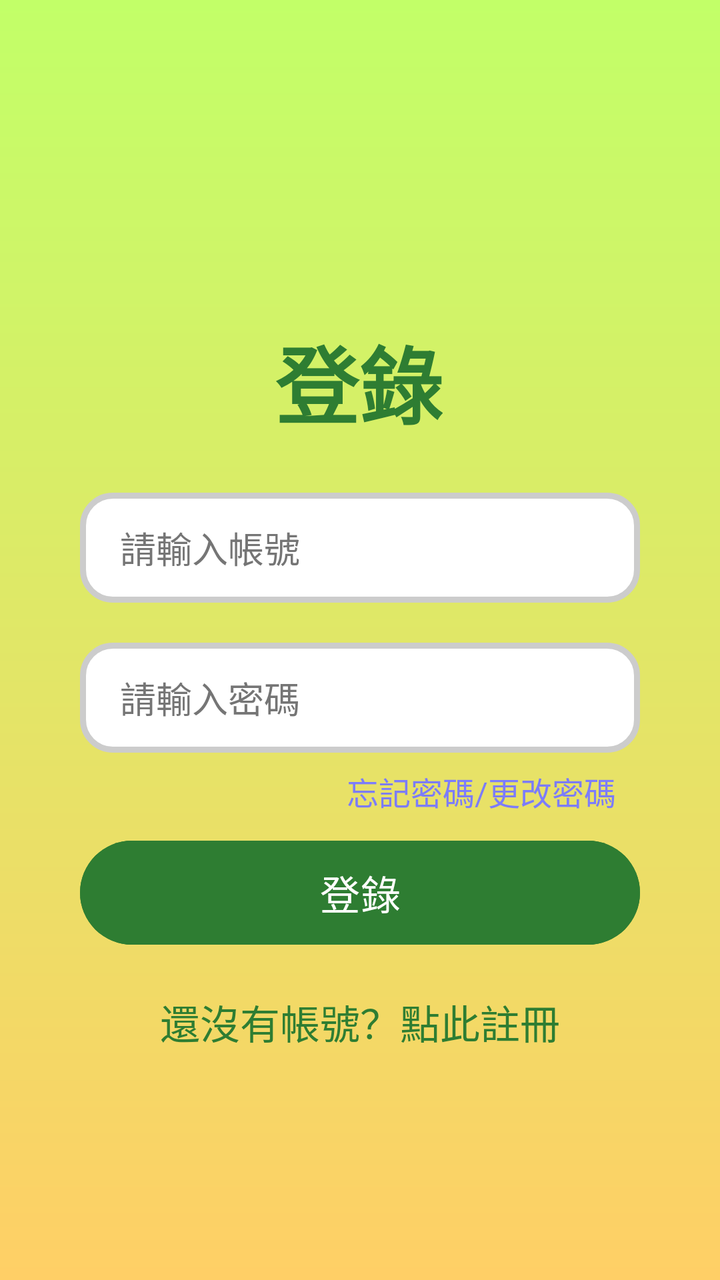
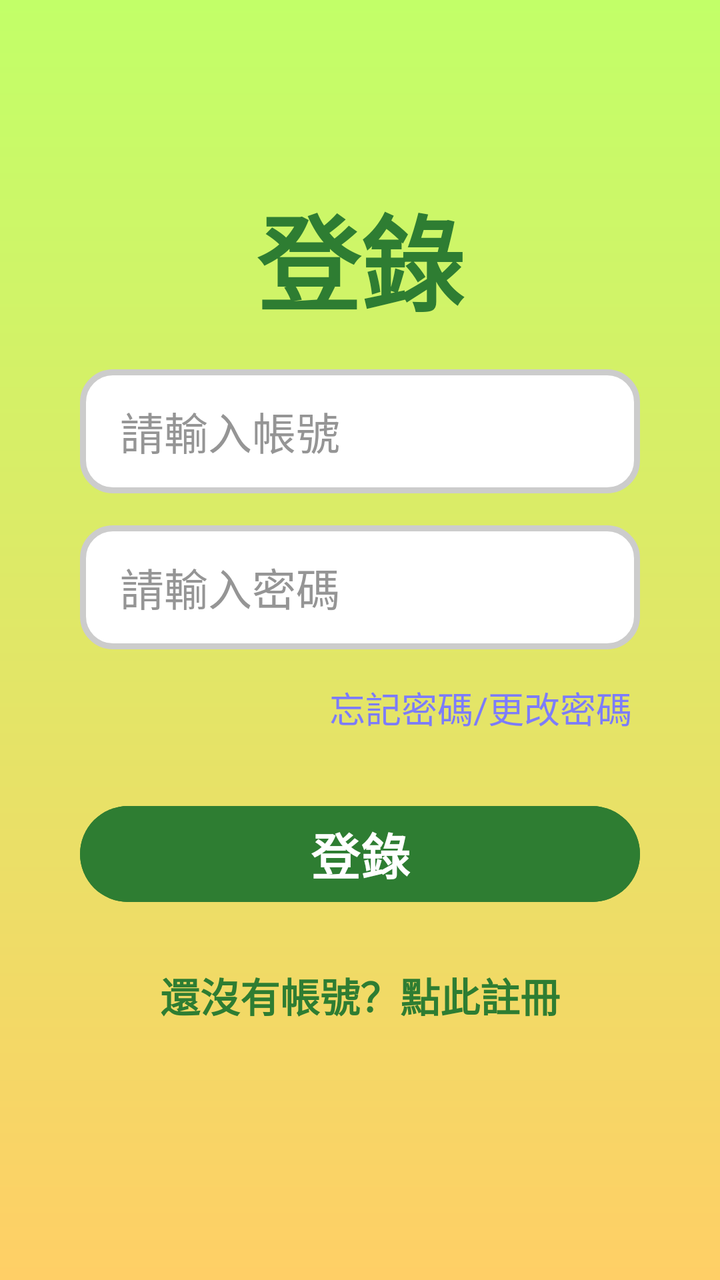

Before-and-after screenshots of an Android layout around one commit, followed by the original layout XML and the change that was made.
<!-- AndroidManifest.xml: application theme Theme.PlantDoctor -->
<!-- res/layout/activity_login.xml -->
<?xml version="1.0" encoding="utf-8"?>
<androidx.constraintlayout.widget.ConstraintLayout
    xmlns:android="http://schemas.android.com/apk/res/android"
    xmlns:app="http://schemas.android.com/apk/res-auto"
    xmlns:tools="http://schemas.android.com/tools"
    android:layout_width="match_parent"
    android:layout_height="match_parent"
    android:background="@drawable/gradient_background"
    android:id="@+id/login_root_layout"
    tools:context=".LoginActivity">


    <TextView
        android:id="@+id/tv_login_title"
        android:layout_width="wrap_content"
        android:layout_height="wrap_content"
        android:layout_marginTop="160dp"
        android:text="登錄"
        android:textColor="@color/app_main_text"
        android:textSize="42sp"
        android:textStyle="bold"
        app:layout_constraintEnd_toEndOf="parent"
        app:layout_constraintHorizontal_bias="0.498"
        app:layout_constraintStart_toStartOf="parent"
        app:layout_constraintTop_toTopOf="parent" />

    <EditText
        android:id="@+id/et_username"
        android:layout_width="0dp"
        android:layout_height="55dp"
        android:layout_marginHorizontal="40dp"
        android:layout_marginTop="25dp"
        android:background="@drawable/bg_input_field"
        android:hint="請輸入帳號"
        android:paddingStart="20dp"
        android:textSize="18sp"
        android:textColorHint="#757575"
        android:textColor="#757575"
        app:layout_constraintTop_toBottomOf="@+id/tv_login_title"
        app:layout_constraintStart_toStartOf="parent"
        app:layout_constraintEnd_toEndOf="parent" />

    <EditText
        android:id="@+id/et_password"
        android:layout_width="0dp"
        android:layout_height="55dp"
        android:layout_marginHorizontal="40dp"
        android:layout_marginTop="20dp"
        android:background="@drawable/bg_input_field"
        android:hint="請輸入密碼"
        android:inputType="textPassword"
        android:paddingStart="20dp"
        android:textSize="18sp"
        android:textColorHint="#757575"
        android:textColor="#757575"
        app:layout_constraintTop_toBottomOf="@+id/et_username"
        app:layout_constraintStart_toStartOf="parent"
        app:layout_constraintEnd_toEndOf="parent" />

    <Button
        android:id="@+id/btn_login_submit"
        android:layout_width="0dp"
        android:layout_height="60dp"
        android:layout_marginHorizontal="40dp"
        android:layout_marginTop="40dp"
        android:text="登錄"
        android:textSize="20sp"
        android:backgroundTint="#2E7D32"
        android:textColor="#FFFFFF"
        app:layout_constraintTop_toBottomOf="@+id/et_password"
        app:layout_constraintStart_toStartOf="parent"
        app:layout_constraintEnd_toEndOf="parent" />

    <TextView
        android:id="@+id/tv_go_to_register"
        android:layout_width="wrap_content"
        android:layout_height="wrap_content"
        android:layout_marginTop="20dp"
        android:text="還沒有帳號？點此註冊"
        android:textColor="#2E7D32"
        android:textSize="20sp"
        app:layout_constraintTop_toBottomOf="@+id/btn_login_submit"
        app:layout_constraintStart_toStartOf="parent"
        app:layout_constraintEnd_toEndOf="parent" />

    <TextView
        android:id="@+id/tv_forgot_password"
        android:layout_width="wrap_content"
        android:layout_height="wrap_content"
        android:layout_marginTop="384dp"
        android:layout_marginEnd="52dp"
        android:text="忘記密碼/更改密碼"
        android:textColor="#7C7CFC"
        android:textSize="16sp"
        app:layout_constraintEnd_toEndOf="parent"
        app:layout_constraintTop_toTopOf="parent" />

</androidx.constraintlayout.widget.ConstraintLayout>
<!-- resources referenced by this layout -->
<resources>
  <color name="app_main_text">#2E7D32</color>
  <!-- drawable bg_input_field (drawable) -->
  <?xml version="1.0" encoding="utf-8"?>
  <shape xmlns:android="http://schemas.android.com/apk/res/android">
      <solid android:color="#FFFFFF" />
      <corners android:radius="15dp" />
      <stroke
      android:width="3dp"
      android:color="#CCCCCC" />
  </shape>
  <!-- drawable gradient_background (drawable) -->
  <?xml version="1.0" encoding="utf-8"?>
  <shape xmlns:android="http://schemas.android.com/apk/res/android"
      android:shape="rectangle">
      <gradient
          android:startColor="#C2FF68"
          android:endColor="#FFCF66"
          android:angle="270" /> </shape>
  <style name="Theme.PlantDoctor" parent="Base.Theme.PlantDoctor" />
  <style name="Base.Theme.PlantDoctor" parent="Theme.Material3.DayNight.NoActionBar">
          
          
      </style>
</resources>

<!-- the commit's change to res/layout/activity_login.xml (unified diff, before → after) -->
@@ -1,98 +1,141 @@
 <?xml version="1.0" encoding="utf-8"?>
-<androidx.constraintlayout.widget.ConstraintLayout
+<androidx.core.widget.NestedScrollView
     xmlns:android="http://schemas.android.com/apk/res/android"
     xmlns:app="http://schemas.android.com/apk/res-auto"
     xmlns:tools="http://schemas.android.com/tools"
+    android:id="@+id/login_scroll_view"
     android:layout_width="match_parent"
     android:layout_height="match_parent"
+    android:fillViewport="true"
     android:background="@drawable/gradient_background"
-    android:id="@+id/login_root_layout"
     tools:context=".LoginActivity">
 
+    <androidx.constraintlayout.widget.ConstraintLayout
+        android:id="@+id/login_root_layout"
+        android:layout_width="match_parent"
+        android:layout_height="wrap_content"
+        android:paddingBottom="32dp">
 
-    <TextView
-        android:id="@+id/tv_login_title"
-        android:layout_width="wrap_content"
-        android:layout_height="wrap_content"
-        android:layout_marginTop="160dp"
-        android:text="登錄"
-        android:textColor="@color/app_main_text"
-        android:textSize="42sp"
-        android:textStyle="bold"
-        app:layout_constraintEnd_toEndOf="parent"
-        app:layout_constraintHorizontal_bias="0.498"
-        app:layout_constraintStart_toStartOf="parent"
-        app:layout_constraintTop_toTopOf="parent" />
+        
+        <androidx.constraintlayout.widget.Guideline
+            android:id="@+id/guideline_top"
+            android:layout_width="wrap_content"
+            android:layout_height="wrap_content"
+            android:orientation="horizontal"
+            app:layout_constraintGuide_percent="0.15" />
 
-    <EditText
-        android:id="@+id/et_username"
-        android:layout_width="0dp"
-        android:layout_height="55dp"
-        android:layout_marginHorizontal="40dp"
-        android:layout_marginTop="25dp"
-        android:background="@drawable/bg_input_field"
-        android:hint="請輸入帳號"
-        android:paddingStart="20dp"
-        android:textSize="18sp"
-        android:textColorHint="#757575"
-        android:textColor="#757575"
-        app:layout_constraintTop_toBottomOf="@+id/tv_login_title"
-        app:layout_constraintStart_toStartOf="parent"
-        app:layout_constraintEnd_toEndOf="parent" />
+        
+        <TextView
+            android:id="@+id/tv_login_title"
+            android:layout_width="0dp"
+            android:layout_height="wrap_content"
+            android:layout_marginHorizontal="40dp"
+            android:gravity="center"
+            android:maxLines="1"
+            android:text="登錄"
+            android:textColor="@color/app_main_text"
+            android:textSize="52sp"
+            android:textStyle="bold"
+            app:autoSizeMaxTextSize="52sp"
+            app:autoSizeMinTextSize="28sp"
+            app:autoSizeTextType="uniform"
+            app:layout_constraintEnd_toEndOf="parent"
+            app:layout_constraintStart_toStartOf="parent"
+            app:layout_constraintTop_toTopOf="@id/guideline_top" />
 
-    <EditText
-        android:id="@+id/et_password"
-        android:layout_width="0dp"
-        android:layout_height="55dp"
-        android:layout_marginHorizontal="40dp"
-        android:layout_marginTop="20dp"
-        android:background="@drawable/bg_input_field"
-        android:hint="請輸入密碼"
-        android:inputType="textPassword"
-        android:paddingStart="20dp"
-        android:textSize="18sp"
-        android:textColorHint="#757575"
-        android:textColor="#757575"
-        app:layout_constraintTop_toBottomOf="@+id/et_username"
-        app:layout_constraintStart_toStartOf="parent"
-        app:layout_constraintEnd_toEndOf="parent" />
+        
+        <EditText
+            android:id="@+id/et_username"
+            android:layout_width="0dp"
+            android:layout_height="62dp"
+            android:layout_marginHorizontal="40dp"
+            android:layout_marginTop="18dp"
+            android:background="@drawable/bg_input_field"
+            android:hint="請輸入帳號"
+            android:inputType="text"
+            android:maxLines="1"
+            android:paddingHorizontal="20dp"
+            android:textColor="#333333"
+            android:textColorHint="#959595"
+            android:textSize="22sp"
+            app:layout_constraintEnd_toEndOf="parent"
+            app:layout_constraintStart_toStartOf="parent"
+            app:layout_constraintTop_toBottomOf="@+id/tv_login_title" />
 
-    <Button
-        android:id="@+id/btn_login_submit"
-        android:layout_width="0dp"
-        android:layout_height="60dp"
-        android:layout_marginHorizontal="40dp"
-        android:layout_marginTop="40dp"
-        android:text="登錄"
-        android:textSize="20sp"
-        android:backgroundTint="#2E7D32"
-        android:textColor="#FFFFFF"
-        app:layout_constraintTop_toBottomOf="@+id/et_password"
-        app:layout_constraintStart_toStartOf="parent"
-        app:layout_constraintEnd_toEndOf="parent" />
+        
+        <EditText
+            android:id="@+id/et_password"
+            android:layout_width="0dp"
+            android:layout_height="62dp"
+            android:layout_marginHorizontal="40dp"
+            android:layout_marginTop="16dp"
+            android:background="@drawable/bg_input_field"
+            android:hint="請輸入密碼"
+            android:inputType="textPassword"
+            android:maxLines="1"
+            android:paddingHorizontal="20dp"
+            android:textColor="#333333"
+            android:textColorHint="#959595"
+            android:textSize="22sp"
+            app:layout_constraintEnd_toEndOf="parent"
+            app:layout_constraintStart_toStartOf="parent"
+            app:layout_constraintTop_toBottomOf="@+id/et_username" />
 
-    <TextView
-        android:id="@+id/tv_go_to_register"
-        android:layout_width="wrap_content"
-        android:layout_height="wrap_content"
-        android:layout_marginTop="20dp"
-        android:text="還沒有帳號？點此註冊"
-        android:textColor="#2E7D32"
-        android:textSize="20sp"
-        app:layout_constraintTop_toBottomOf="@+id/btn_login_submit"
-        app:layout_constraintStart_toStartOf="parent"
-        app:layout_constraintEnd_toEndOf="parent" />
+        
+        <TextView
+            android:id="@+id/tv_forgot_password"
+            android:layout_width="wrap_content"
+            android:layout_height="wrap_content"
+            android:layout_marginTop="12dp"
+            android:padding="4dp"
+            android:text="忘記密碼/更改密碼"
+            android:textColor="#7C7CFC"
+            android:textSize="18sp"
+            app:layout_constraintEnd_toEndOf="@id/et_password"
+            app:layout_constraintTop_toBottomOf="@id/et_password" />
 
-    <TextView
-        android:id="@+id/tv_forgot_password"
-        android:layout_width="wrap_content"
-        android:layout_height="wrap_content"
-        android:layout_marginTop="384dp"
-        android:layout_marginEnd="52dp"
-        android:text="忘記密碼/更改密碼"
-        android:textColor="#7C7CFC"
-        android:textSize="16sp"
-        app:layout_constraintEnd_toEndOf="parent"
-        app:layout_constraintTop_toTopOf="parent" />
+        
+        <Button
+            android:id="@+id/btn_login_submit"
+            android:layout_width="0dp"
+            android:layout_height="56dp"
+            android:layout_marginHorizontal="40dp"
+            android:layout_marginTop="28dp"
+            android:backgroundTint="#2E7D32"
+            android:gravity="center"
+            android:maxLines="1"
+            android:text="登錄"
+            android:textColor="#FFFFFF"
+            android:textSize="26sp"
+            android:textStyle="bold"
+            app:autoSizeMaxTextSize="28sp"
+            app:autoSizeMinTextSize="14sp"
+            app:autoSizeTextType="uniform"
+            app:cornerRadius="28dp"
+            app:layout_constraintEnd_toEndOf="parent"
+            app:layout_constraintStart_toStartOf="parent"
+            app:layout_constraintTop_toBottomOf="@+id/tv_forgot_password" />
 
-</androidx.constraintlayout.widget.ConstraintLayout>
+        
+        <TextView
+            android:id="@+id/tv_go_to_register"
+            android:layout_width="0dp"
+            android:layout_height="wrap_content"
+            android:layout_marginHorizontal="40dp"
+            android:layout_marginTop="20dp"
+            android:gravity="center"
+            android:maxLines="1"
+            android:padding="8dp"
+            android:text="還沒有帳號？點此註冊"
+            android:textColor="#2E7D32"
+            android:textSize="20sp"
+            android:textStyle="bold"
+            app:autoSizeMaxTextSize="26sp"
+            app:autoSizeMinTextSize="12sp"
+            app:autoSizeTextType="uniform"
+            app:layout_constraintEnd_toEndOf="parent"
+            app:layout_constraintStart_toStartOf="parent"
+            app:layout_constraintTop_toBottomOf="@+id/btn_login_submit" />
+
+    </androidx.constraintlayout.widget.ConstraintLayout>
+</androidx.core.widget.NestedScrollView>
